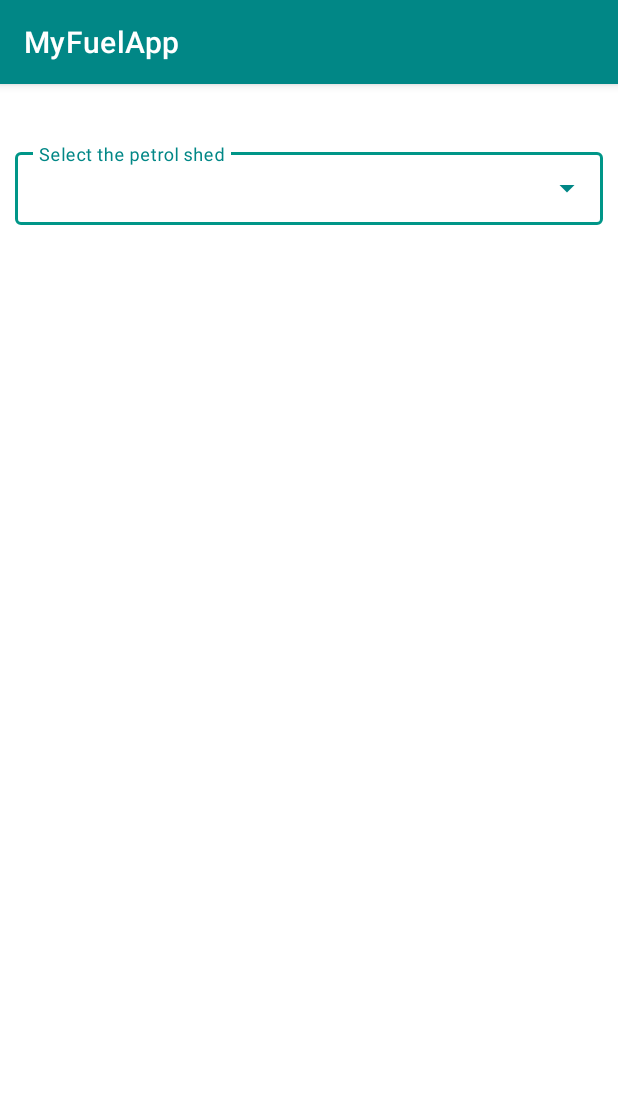
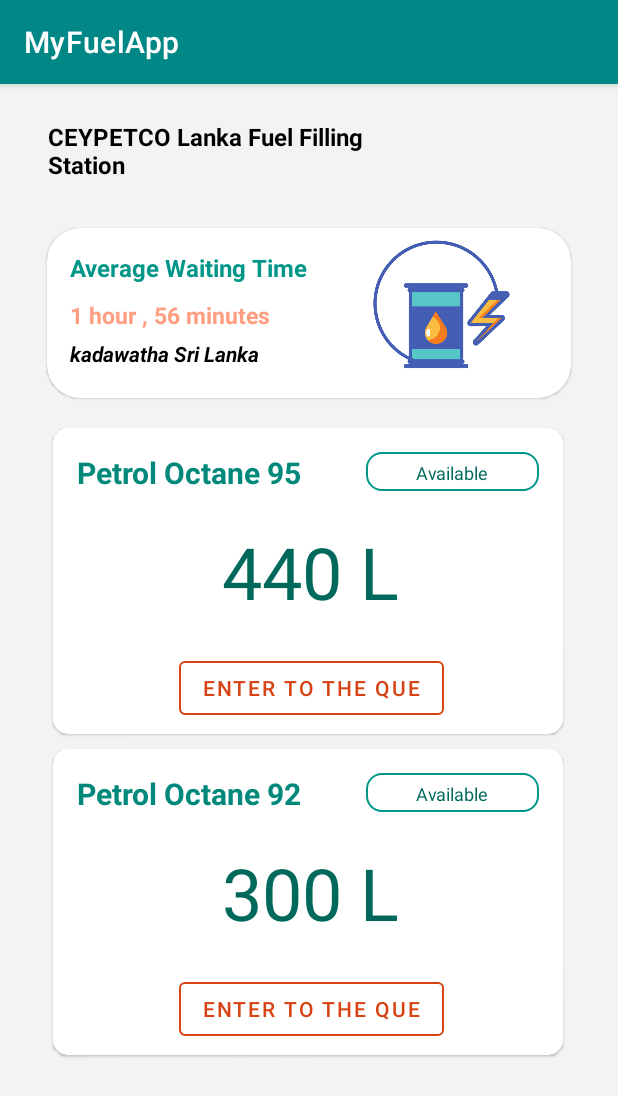
Before and after one commit to Isini-Dananjana/My-Fuel-App, an Android app: the screen it shows after launch (MainActivity), on a phone screen of 412 x 824 dp. Shown: the top 1096 px of the screen. Run offline under Robolectric (Android 15) with nearby library versions, the phone set to English and light mode, and no system bars; Roboto replaces fonts that are not available here.

Commit message:
Add details view

```diff
--- a/app/build.gradle
+++ b/app/build.gradle
@@ -33,6 +33,7 @@ dependencies {
     implementation 'androidx.appcompat:appcompat:1.3.1'
     implementation 'com.google.android.material:material:1.4.0'
     implementation 'androidx.constraintlayout:constraintlayout:2.1.1'
+    implementation 'com.android.support:cardview-v7:28.0.0'
     testImplementation 'junit:junit:4.+'
     androidTestImplementation 'androidx.test.ext:junit:1.1.3'
     androidTestImplementation 'androidx.test.espresso:espresso-core:3.4.0'
--- a/app/src/main/AndroidManifest.xml
+++ b/app/src/main/AndroidManifest.xml
@@ -13,7 +13,9 @@
         android:theme="@style/Theme.MyFuelApp"
         android:usesCleartextTraffic="true">
         <activity
-
+            android:name=".FuelDetailView"
+            android:exported="true" />
+        <activity
             android:name=".AddFuelLoactor"
             android:exported="true" />
         <activity
--- /dev/null
+++ b/app/src/main/java/com/example/myfuelapp/FuelDetailView.java
@@ -0,0 +1,14 @@
+package com.example.myfuelapp;
+
+import androidx.appcompat.app.AppCompatActivity;
+
+import android.os.Bundle;
+
+public class FuelDetailView extends AppCompatActivity {
+
+    @Override
+    protected void onCreate(Bundle savedInstanceState) {
+        super.onCreate(savedInstanceState);
+        setContentView(R.layout.activity_fuel_detail_view);
+    }
+}
--- a/app/src/main/java/com/example/myfuelapp/MainActivity.java
+++ b/app/src/main/java/com/example/myfuelapp/MainActivity.java
@@ -15,7 +15,7 @@ public class MainActivity extends AppCompatActivity {
     @Override
     protected void onCreate(Bundle savedInstanceState) {
         super.onCreate(savedInstanceState);
-        setContentView(R.layout.activity_fuel_station_filter_screen);
+        setContentView(R.layout.activity_fuel_detail_view);
     }
 
     public void onClick(View view) {
--- /dev/null
+++ b/app/src/main/res/drawable/layout_border_small.xml
@@ -0,0 +1,8 @@
+<?xml version="1.0" encoding="utf-8"?>
+
+<shape xmlns:android="http://schemas.android.com/apk/res/android">
+<solid android:color="#FFFFFF"/>
+<stroke android:width="1dip" android:color="#009688" />
+<corners android:radius="10dip"/>
+<padding android:left="0dip" android:top="0dip" android:right="0dip" android:bottom="0dip" />
+</shape>
--- /dev/null
+++ b/app/src/main/res/layout/activity_fuel_detail_view.xml
@@ -0,0 +1,266 @@
+<?xml version="1.0" encoding="utf-8"?>
+<androidx.constraintlayout.widget.ConstraintLayout xmlns:android="http://schemas.android.com/apk/res/android"
+    xmlns:app="http://schemas.android.com/apk/res-auto"
+    xmlns:tools="http://schemas.android.com/tools"
+    android:layout_width="match_parent"
+    android:layout_height="match_parent"
+    android:background="#F2F4F4"
+    tools:context=".FuelDetailView">
+
+    <TextView
+        android:id="@+id/textView8"
+        android:layout_width="241dp"
+        android:layout_height="42dp"
+        android:layout_marginStart="32dp"
+        android:layout_marginTop="24dp"
+        android:text="CEYPETCO Lanka Fuel Filling Station"
+        android:textColor="#000000"
+        android:textSize="16sp"
+        android:textStyle="bold"
+        app:layout_constraintStart_toStartOf="parent"
+        app:layout_constraintTop_toTopOf="parent" />
+
+    <com.google.android.material.card.MaterialCardView
+        android:id="@+id/materialCardView"
+        android:layout_width="349dp"
+        android:layout_height="113dp"
+        android:layout_marginStart="10dp"
+        android:layout_marginTop="30dp"
+        android:layout_marginEnd="10dp"
+        app:cardBackgroundColor="#FFFFFF"
+        app:cardCornerRadius="22dp"
+        app:layout_constraintEnd_toEndOf="parent"
+        app:layout_constraintHorizontal_bias="0.496"
+        app:layout_constraintStart_toStartOf="parent"
+        app:layout_constraintTop_toBottomOf="@+id/textView8">
+
+        <androidx.constraintlayout.widget.ConstraintLayout
+            android:layout_width="match_parent"
+            android:layout_height="match_parent">
+
+            <ImageView
+                android:id="@+id/imageView2"
+                android:layout_width="95dp"
+                android:layout_height="102dp"
+                app:layout_constraintStart_toEndOf="@+id/linearLayout2"
+                app:layout_constraintTop_toTopOf="parent"
+                app:srcCompat="@drawable/fuelapplogo" />
+
+            <LinearLayout
+                android:id="@+id/linearLayout2"
+                android:layout_width="215dp"
+                android:layout_height="113dp"
+                android:orientation="vertical"
+                app:layout_constraintStart_toStartOf="parent"
+                app:layout_constraintTop_toTopOf="parent">
+
+                <TextView
+                    android:id="@+id/textView9"
+                    android:layout_width="wrap_content"
+                    android:layout_height="wrap_content"
+                    android:layout_marginLeft="15dp"
+                    android:layout_marginTop="15dp"
+                    android:layout_marginBottom="10dp"
+                    android:text="Average Waiting Time"
+                    android:textColor="#009688"
+                    android:textSize="16sp"
+                    android:textStyle="bold" />
+
+                <TextView
+                    android:id="@+id/textView10"
+                    android:layout_width="match_parent"
+                    android:layout_height="wrap_content"
+                    android:layout_marginLeft="15dp"
+                    android:text="1 hour , 56 minutes"
+                    android:textColor="#FF9E80"
+                    android:textSize="15dp"
+                    android:textStyle="bold" />
+
+                <TextView
+                    android:id="@+id/textView11"
+                    android:layout_width="match_parent"
+                    android:layout_height="wrap_content"
+                    android:layout_marginLeft="15dp"
+                    android:layout_marginTop="5dp"
+                    android:text="kadawatha Sri Lanka"
+                    android:textColor="#000000"
+                    android:textStyle="bold|italic" />
+            </LinearLayout>
+        </androidx.constraintlayout.widget.ConstraintLayout>
+
+    </com.google.android.material.card.MaterialCardView>
+
+    <com.google.android.material.card.MaterialCardView
+        android:id="@+id/materialCardView2"
+        android:layout_width="340dp"
+        android:layout_height="204dp"
+        android:layout_marginStart="10dp"
+        android:layout_marginTop="20dp"
+        android:layout_marginEnd="10dp"
+        app:cardCornerRadius="10dp"
+        app:layout_constraintEnd_toEndOf="parent"
+        app:layout_constraintHorizontal_bias="0.491"
+        app:layout_constraintStart_toStartOf="parent"
+        app:layout_constraintTop_toBottomOf="@+id/materialCardView">
+
+        <androidx.constraintlayout.widget.ConstraintLayout
+            android:layout_width="match_parent"
+            android:layout_height="match_parent">
+
+            <TextView
+                android:id="@+id/textView12"
+                android:layout_width="wrap_content"
+                android:layout_height="wrap_content"
+                android:layout_marginStart="16dp"
+                android:layout_marginTop="16dp"
+                android:text="Petrol Octane 95"
+                android:textColor="#00897B"
+                android:textSize="20sp"
+                android:textStyle="bold"
+                app:layout_constraintStart_toStartOf="parent"
+                app:layout_constraintTop_toTopOf="parent" />
+
+            <androidx.constraintlayout.widget.ConstraintLayout
+                android:layout_width="115dp"
+                android:layout_height="26dp"
+                android:layout_marginTop="16dp"
+                android:layout_marginEnd="16dp"
+                android:background="@drawable/layout_border_small"
+                app:layout_constraintEnd_toEndOf="parent"
+                app:layout_constraintTop_toTopOf="parent">
+
+                <TextView
+                    android:id="@+id/textView14"
+                    android:layout_width="wrap_content"
+                    android:layout_height="wrap_content"
+                    android:layout_marginTop="5dp"
+                    android:text="Available"
+                    android:textColor="#00695C"
+                    android:textSize="12sp"
+                    app:layout_constraintEnd_toEndOf="parent"
+                    app:layout_constraintStart_toStartOf="parent"
+                    app:layout_constraintTop_toTopOf="parent" />
+            </androidx.constraintlayout.widget.ConstraintLayout>
+
+            <TextView
+                android:id="@+id/textView15"
+                android:layout_width="173dp"
+                android:layout_height="74dp"
+                android:layout_marginTop="20dp"
+                android:gravity="center_horizontal"
+                android:text="440 L"
+                android:textColor="#00695C"
+                android:textSize="48sp"
+                app:layout_constraintEnd_toEndOf="parent"
+                app:layout_constraintHorizontal_bias="0.508"
+                app:layout_constraintStart_toStartOf="parent"
+                app:layout_constraintTop_toBottomOf="@+id/textView12" />
+
+            <Button
+                android:id="@+id/outlinedButton"
+                style="?attr/materialButtonOutlinedStyle"
+                android:layout_width="wrap_content"
+                android:layout_height="wrap_content"
+                android:layout_marginTop="12dp"
+                android:text="Enter to the Que"
+                android:textColor="#D84315"
+                app:layout_constraintEnd_toEndOf="parent"
+                app:layout_constraintHorizontal_bias="0.515"
+                app:layout_constraintStart_toStartOf="parent"
+                app:layout_constraintTop_toBottomOf="@+id/textView15"
+                app:strokeColor="#D84315" />
+
+        </androidx.constraintlayout.widget.ConstraintLayout>
+    </com.google.android.material.card.MaterialCardView>
+
+
+    <com.google.android.material.card.MaterialCardView
+        android:layout_width="340dp"
+        android:layout_height="204dp"
+        android:layout_marginStart="10dp"
+        android:layout_marginTop="10dp"
+        android:layout_marginEnd="10dp"
+        app:cardCornerRadius="10dp"
+        app:layout_constraintEnd_toEndOf="parent"
+        app:layout_constraintHorizontal_bias="0.491"
+        app:layout_constraintStart_toStartOf="parent"
+        app:layout_constraintTop_toBottomOf="@+id/materialCardView2">
+
+        <androidx.constraintlayout.widget.ConstraintLayout
+            android:layout_width="match_parent"
+            android:layout_height="match_parent">
+
+            <TextView
+                android:id="@+id/ptOct92"
+                android:layout_width="wrap_content"
+                android:layout_height="wrap_content"
+                android:layout_marginStart="16dp"
+                android:layout_marginTop="16dp"
+                android:text="Petrol Octane 92"
+                android:textColor="#00897B"
+                android:textSize="20sp"
+                android:textStyle="bold"
+                app:layout_constraintStart_toStartOf="parent"
+                app:layout_constraintTop_toTopOf="parent" />
+
+            <androidx.constraintlayout.widget.ConstraintLayout
+                android:layout_width="115dp"
+                android:layout_height="26dp"
+                android:layout_marginTop="16dp"
+                android:layout_marginEnd="16dp"
+                android:background="@drawable/layout_border_small"
+                app:layout_constraintEnd_toEndOf="parent"
+                app:layout_constraintTop_toTopOf="parent">
+
+                <TextView
+                    android:id="@+id/ptOct92Avail"
+                    android:layout_width="wrap_content"
+                    android:layout_height="wrap_content"
+                    android:layout_marginTop="5dp"
+                    android:text="Available"
+                    android:textColor="#00695C"
+                    android:textSize="12sp"
+                    app:layout_constraintEnd_toEndOf="parent"
+                    app:layout_constraintStart_toStartOf="parent"
+                    app:layout_constraintTop_toTopOf="parent" />
+            </androidx.constraintlayout.widget.ConstraintLayout>
+
+            <TextView
+                android:id="@+id/ptOct92Liter"
+                android:layout_width="173dp"
+                android:layout_height="74dp"
+                android:layout_marginTop="20dp"
+                android:gravity="center_horizontal"
+                android:text="300 L"
+                android:textColor="#00695C"
+                android:textSize="48sp"
+                app:layout_constraintEnd_toEndOf="parent"
+                app:layout_constraintHorizontal_bias="0.508"
+                app:layout_constraintStart_toStartOf="parent"
+                app:layout_constraintTop_toBottomOf="@+id/ptOct92" />
+
+            <Button
+                android:id="@+id/outlinedButtonptOct92"
+                style="?attr/materialButtonOutlinedStyle"
+                android:layout_width="wrap_content"
+                android:layout_height="wrap_content"
+                android:layout_marginTop="12dp"
+                android:text="Enter to the Que"
+                android:textColor="#D84315"
+                app:layout_constraintEnd_toEndOf="parent"
+                app:layout_constraintHorizontal_bias="0.515"
+                app:layout_constraintStart_toStartOf="parent"
+                app:layout_constraintTop_toBottomOf="@+id/ptOct92Liter"
+                app:strokeColor="#D84315" />
+
+        </androidx.constraintlayout.widget.ConstraintLayout>
+    </com.google.android.material.card.MaterialCardView>
+
+
+
+
+
+
+
+
+</androidx.constraintlayout.widget.ConstraintLayout>
```
